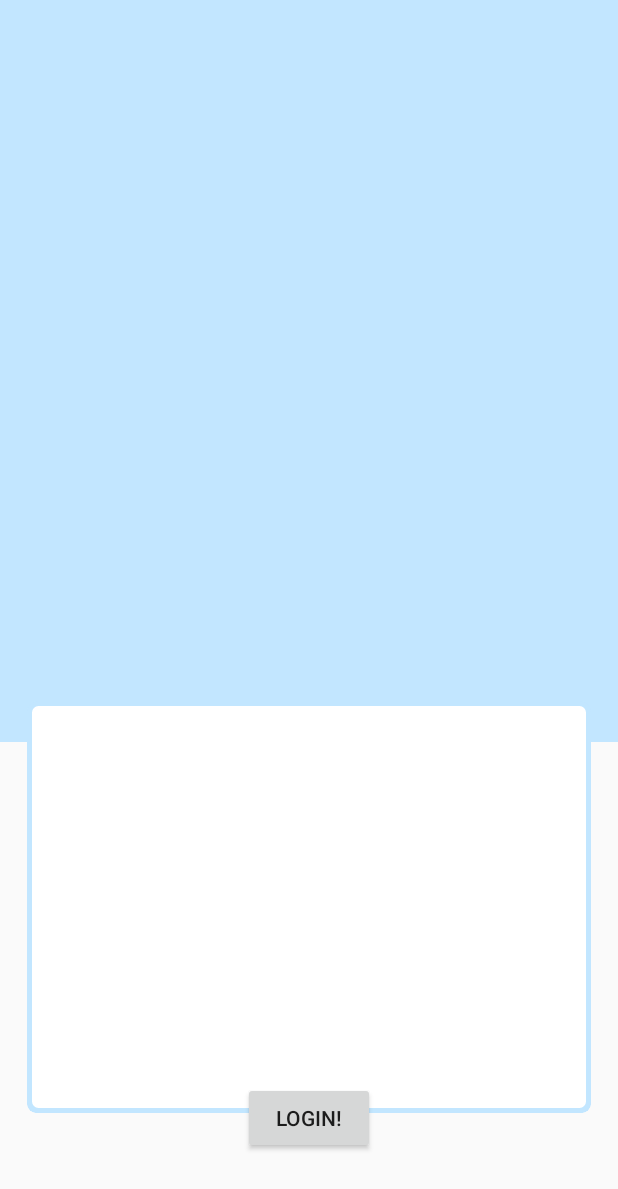
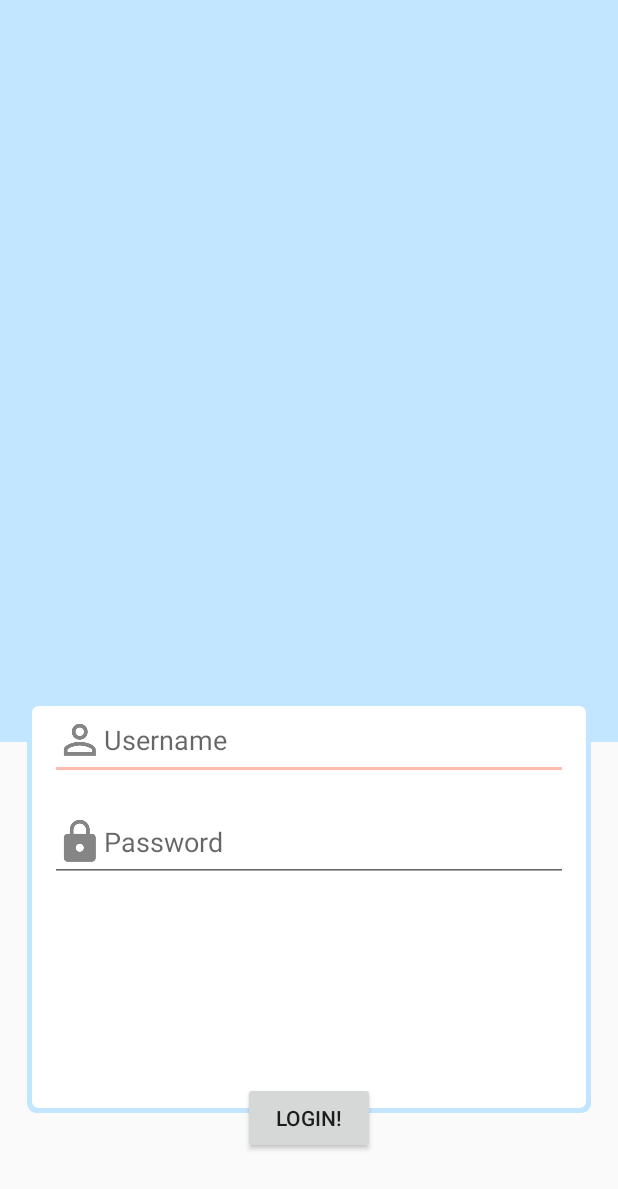
Before and after one commit to Suppasek/WaterUsageChecker, an Android app: the screen it shows after launch (MainActivity), on a phone screen of 412 x 824 dp. Shown: the top 1189 px of the screen. Run offline under Robolectric (Android 15) with nearby library versions, the phone set to English and light mode, and no system bars; our stand-ins replace Firebase (no records; nobody signed in at launch, a user with empty details on screens opened directly).

Commit message:
fix login

```diff
--- a/app/src/main/res/layout/fragment_login.xml
+++ b/app/src/main/res/layout/fragment_login.xml
@@ -37,6 +37,7 @@
         android:id="@+id/login_bottom"
         android:layout_width="match_parent"
         android:layout_height="0dp"
+        android:layout_marginBottom="8dp"
         android:clipChildren="false"
         android:orientation="vertical"
         android:weightSum="2"
@@ -45,51 +46,6 @@
         app:layout_constraintHorizontal_bias="0.0"
         app:layout_constraintStart_toStartOf="parent">
 
-
-        <!--<EditText-->
-        <!--android:id="@+id/login_userId"-->
-        <!--android:layout_width="357dp"-->
-        <!--android:layout_height="51dp"-->
-        <!--android:layout_margin="15dp"-->
-        <!--android:layout_marginEnd="8dp"-->
-        <!--android:layout_marginLeft="8dp"-->
-        <!--android:layout_marginRight="8dp"-->
-        <!--android:layout_marginStart="8dp"-->
-        <!--android:drawableLeft="@drawable/action_login"-->
-        <!--android:hint="@string/username"-->
-        <!--app:layout_constraintEnd_toEndOf="parent"-->
-        <!--app:layout_constraintStart_toStartOf="parent" />-->
-
-        <!--<EditText-->
-        <!--android:id="@+id/login_pass"-->
-        <!--android:layout_width="match_parent"-->
-        <!--android:layout_height="wrap_content"-->
-        <!--android:layout_margin="15dp"-->
-        <!--android:layout_marginEnd="8dp"-->
-        <!--android:layout_marginLeft="8dp"-->
-        <!--android:layout_marginRight="8dp"-->
-        <!--android:layout_marginStart="8dp"-->
-        <!--android:layout_marginTop="16dp"-->
-        <!--android:drawableLeft="@drawable/action_pass"-->
-        <!--android:hint="@string/pass"-->
-        <!--android:inputType="textPassword"-->
-        <!--app:layout_constraintEnd_toEndOf="parent"-->
-        <!--app:layout_constraintStart_toStartOf="parent"-->
-        <!--app:layout_constraintTop_toBottomOf="@+id/login_userId" />-->
-
-        <!--<Button-->
-        <!--android:id="@+id/login_login_btn"-->
-        <!--android:layout_width="match_parent"-->
-        <!--android:layout_height="wrap_content"-->
-        <!--android:layout_marginEnd="8dp"-->
-        <!--android:layout_marginLeft="8dp"-->
-        <!--android:layout_marginRight="8dp"-->
-        <!--android:layout_marginStart="8dp"-->
-        <!--android:layout_marginTop="76dp"-->
-        <!--android:text="@string/LOGIN"-->
-        <!--app:layout_constraintEnd_toEndOf="parent"-->
-        <!--app:layout_constraintStart_toStartOf="parent"-->
-        <!--app:layout_constraintTop_toBottomOf="@+id/login_pass" />-->
 
     </LinearLayout>
 
@@ -122,6 +78,37 @@
             android:background="@drawable/border">
 
 
+            <EditText
+                android:id="@+id/login_userId"
+                android:layout_width="0dp"
+                android:layout_height="wrap_content"
+                android:layout_margin="15dp"
+                android:layout_marginEnd="8dp"
+                android:layout_marginLeft="8dp"
+                android:layout_marginRight="8dp"
+                android:layout_marginStart="8dp"
+                android:drawableLeft="@drawable/action_login"
+                android:hint="@string/username"
+                app:layout_constraintEnd_toEndOf="parent"
+                app:layout_constraintStart_toStartOf="parent" />
+
+            <EditText
+                android:id="@+id/login_pass"
+                android:layout_width="match_parent"
+                android:layout_height="wrap_content"
+                android:layout_margin="15dp"
+                android:layout_marginEnd="8dp"
+                android:layout_marginLeft="8dp"
+                android:layout_marginRight="8dp"
+                android:layout_marginStart="8dp"
+                android:layout_marginTop="20dp"
+                android:drawableLeft="@drawable/action_pass"
+                android:hint="@string/pass"
+                android:inputType="textPassword"
+                app:layout_constraintEnd_toEndOf="parent"
+                app:layout_constraintHorizontal_bias="0.0"
+                app:layout_constraintStart_toStartOf="parent"
+                app:layout_constraintTop_toBottomOf="@+id/login_userId" />
         </android.support.constraint.ConstraintLayout>
     </android.support.v7.widget.CardView>
 
```
Also changed, not shown: app/src/main/java/com/kmitl/vpower/waterusagechecker/LoginFragment.java (+7 -5 lines), app/src/main/java/com/kmitl/vpower/waterusagechecker/WaterRecord.java (+11 -1 lines), app/src/main/java/com/kmitl/vpower/waterusagechecker/WaterRecordFragment.java (+34 -11 lines).
